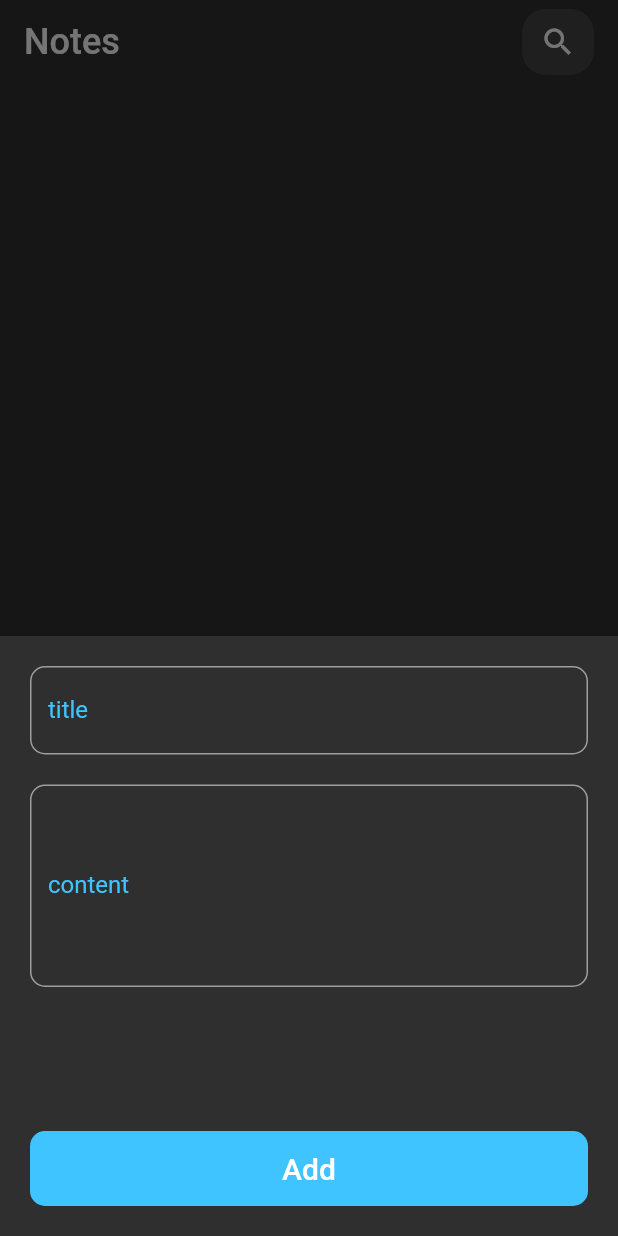
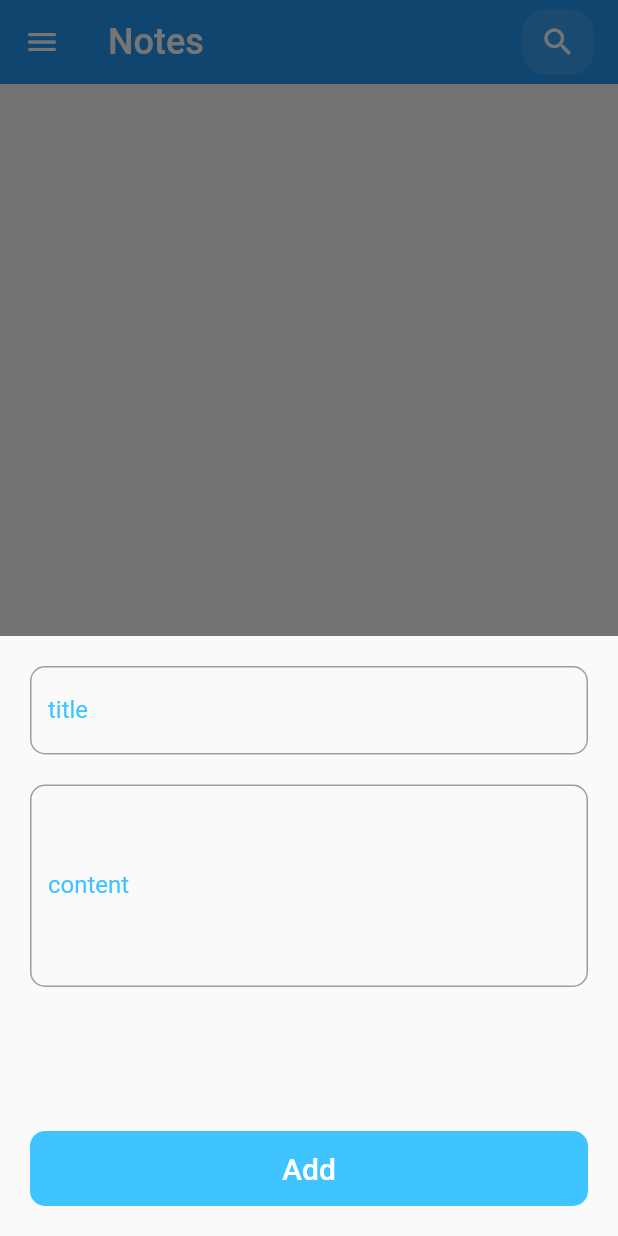
Before and after one commit to MomenAlbash/NoteApp, a Flutter app: the screen it shows after launch, after a tap on the "add" icon, on a phone screen of 412 x 824 dp. Run offline on Flutter 3.47's test engine with Material 2 defaults, Android fonts, the phone set to English and light mode, and no system bars; our stand-ins replace bloc, flutter_bloc, hive, hive_flutter; accounts and stored records are empty.

```diff
--- /dev/null
+++ b/lib/change_theme_cubit/change_theme_cubit.dart
@@ -0,0 +1,17 @@
+import 'package:bloc/bloc.dart';
+import 'package:meta/meta.dart';
+import 'package:noteapp/change_theme_cubit/change_theme_cubit.dart';
+
+part 'change_theme_state.dart';
+
+class ChangeThemeCubit extends Cubit<ChangeThemeState> {
+  ChangeThemeCubit() : super(LightThemeState());
+  getThemeApp({required bool isLigth}){
+    if(isLigth){
+      emit(LightThemeState());
+    }else{
+      emit(DarkThemeState());
+    }
+  }
+
+}
--- /dev/null
+++ b/lib/change_theme_cubit/change_theme_state.dart
@@ -0,0 +1,9 @@
+part of 'change_theme_cubit.dart';
+
+@immutable
+abstract class ChangeThemeState {}
+
+
+class DarkThemeState extends ChangeThemeState{}
+
+class LightThemeState extends ChangeThemeState{}
--- a/lib/main.dart
+++ b/lib/main.dart
@@ -1,9 +1,12 @@
 import 'package:flutter/material.dart';
 import 'package:noteapp/Models/note_model.dart';
+import 'package:noteapp/change_theme_cubit/change_theme_cubit.dart';
 import 'package:noteapp/pages/edit_note_page.dart';
 import 'package:noteapp/pages/homePage.dart';
 import 'package:hive_flutter/hive_flutter.dart'; // استخدم هذه
-void main()async{
+import 'package:flutter_bloc/flutter_bloc.dart';
+
+void main() async {
   WidgetsFlutterBinding.ensureInitialized();
 
   // تهيئة Hive
@@ -14,21 +17,41 @@ void main()async{
 
   // فتح صندوق الملاحظات
   await Hive.openBox<Note>('notes');
+  // test Branch
+  runApp(NoteApp());
+}
+
+class NoteApp extends StatelessWidget {
+  const NoteApp({super.key});
+
+  @override
+  Widget build(BuildContext context) {
+    return BlocProvider(
+      create: (context) => ChangeThemeCubit(),
+      child: BlocBuilder<ChangeThemeCubit, ChangeThemeState>(
+        builder: (context, state) {
+          return MaterialApp(
+              routes: {
+                homePage.id: (context) => homePage(),
+                EditNotePage.id: (context) => EditNotePage()
+              },
+              initialRoute: homePage.id,
+              theme: _getThemeData(state),
+          );
+        },
+      ),
+    );
+  }
+
+  ThemeData _getThemeData(ChangeThemeState state) {
+    if (state is DarkThemeState) {
+      return ThemeData.dark();
+    } else if (state is LightThemeState) {
+      return ThemeData.light();
+    } else {
+      return ThemeData.light(); // Default theme
+    }
+  }
 
 
-  runApp(NoteApp());
 }
-class NoteApp extends StatelessWidget {
-  const NoteApp({super.key});
-  @override
-  Widget build(BuildContext context) {
-
-    return MaterialApp(
-      routes:{
-        homePage.id: (context) => homePage(),
-        EditNotePage.id :(context) => EditNotePage()
-      },
-      initialRoute: homePage.id
-    );
-  }
-}
--- a/lib/pages/edit_note_page.dart
+++ b/lib/pages/edit_note_page.dart
@@ -8,7 +8,6 @@ class EditNotePage extends StatelessWidget {
   @override
   Widget build(BuildContext context) {
     return Scaffold(
-      backgroundColor: Color(0xFF2F2F2F),
       appBar:appBarWidget(title: 'Edit Note', icon: Icon(Icons.check),),
       body: Padding(
         padding : EdgeInsets.all(16),
--- a/lib/pages/homePage.dart
+++ b/lib/pages/homePage.dart
@@ -1,7 +1,9 @@
 import 'package:flutter/material.dart';
+import 'package:flutter_bloc/flutter_bloc.dart';
 import 'package:hive/hive.dart';
 import 'package:hive_flutter/adapters.dart';
 import 'package:noteapp/Models/note_model.dart';
+import 'package:noteapp/change_theme_cubit/change_theme_cubit.dart';
 import 'package:noteapp/widgets/CustomMaterialWidgets.dart';
 import 'package:noteapp/widgets/CustomTextFileldWidget.dart';
 
@@ -16,15 +18,34 @@ class homePage extends StatelessWidget {
 
   @override
   Widget build(BuildContext context) {
+    return BlocBuilder<ChangeThemeCubit, ChangeThemeState>(
+      builder: (context, state) {
+        final isLight = state is LightThemeState;
         return Scaffold(
-      backgroundColor: Color(0xFF2F2F2F),
-      appBar: appBarWidget(title: 'Notes', icon: Icon(Icons.search),),
+          appBar: appBarWidget(
+            title: 'Notes',
+            icon: Icon(Icons.search),
+          ),
           floatingActionButton: FloatingActionButton(
             onPressed: () {
               ShowModelButtomSheet(context);
             },
             backgroundColor: Colors.lightBlueAccent,
             child: Icon(Icons.add),
+          ),
+          drawer: Drawer(
+            child: Column(
+              children: [
+                SizedBox(
+                  height: 50,
+                ),
+                Switch(value: isLight, onChanged: (val) {
+                  var GetWeatherCubit = BlocProvider.of<ChangeThemeCubit>(
+                      context);
+                  GetWeatherCubit.getThemeApp(isLigth: val);
+                }),
+              ],
+            ),
           ),
           body: ValueListenableBuilder(
               valueListenable: Hive.box<Note>('notes').listenable(),
@@ -34,18 +55,18 @@ class homePage extends StatelessWidget {
                 }
                 return ListView.builder(
                   itemCount: box.length,
-              itemBuilder:(context, index) {
+                  itemBuilder: (context, index) {
                     return CustomContainerWidget();
                   },
                 );
-          }
-      ),
+              }),
+        );
+      },
     );
   }
 
   void ShowModelButtomSheet(BuildContext context) {
     showModalBottomSheet(
-      backgroundColor: const Color(0xFF2F2F2F),
       context: context,
       builder: (BuildContext context) {
         return Container(
@@ -56,8 +77,7 @@ class homePage extends StatelessWidget {
                 child: Form(
                   child: ButtomSheetBody(),
                 ),
-              )
-          ),
+              )),
         );
       },
     );
--- a/lib/widgets/appBarWidgetr.dart
+++ b/lib/widgets/appBarWidgetr.dart
@@ -15,7 +15,6 @@ class appBarWidget extends StatelessWidget implements PreferredSizeWidget{
         title,
         style: TextStyle(fontSize: 24),
       ),
-      backgroundColor: Colors.transparent,
       elevation: 0,
       actions: [
         Padding(
--- a/pubspec.yaml
+++ b/pubspec.yaml
@@ -39,6 +39,7 @@ dependencies:
   hive: ^2.2.3
   hive_flutter: ^1.1.0
   intl: ^0.18.1
+  flutter_bloc: ^9.1.0
 
 dev_dependencies:
   flutter_test:
```
Also changed, not shown: pubspec.lock. Lines whose indentation alone changed are shown as unchanged.
